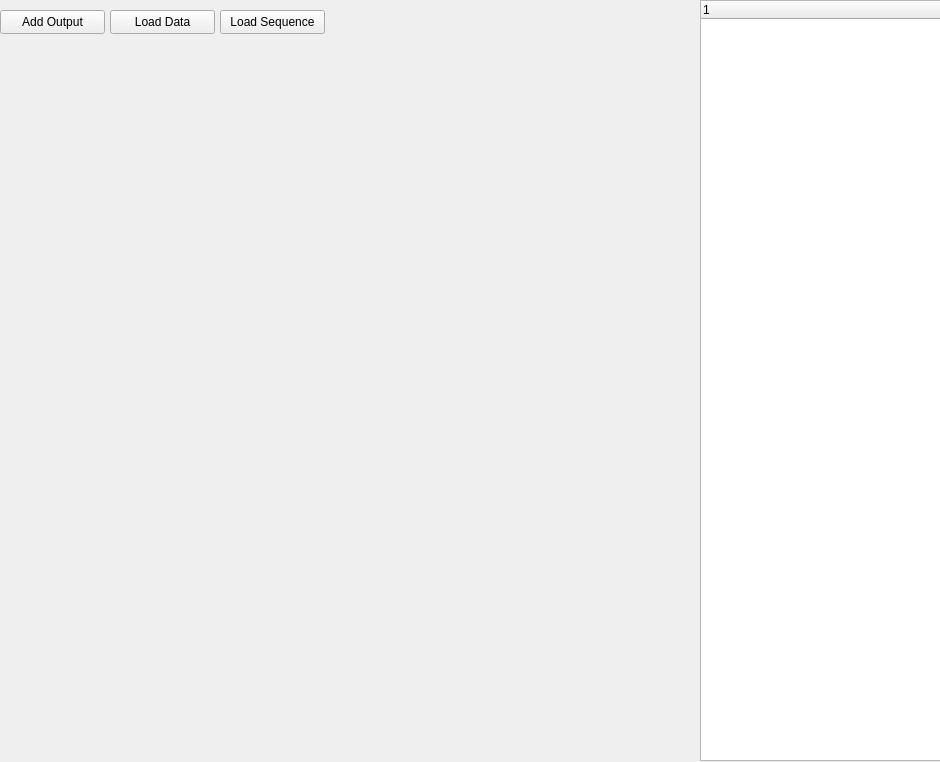
Before: the Qt Designer form lib/analysis/AnalyzerTemplate.ui in acq4/acq4, drawn with Qt 5.
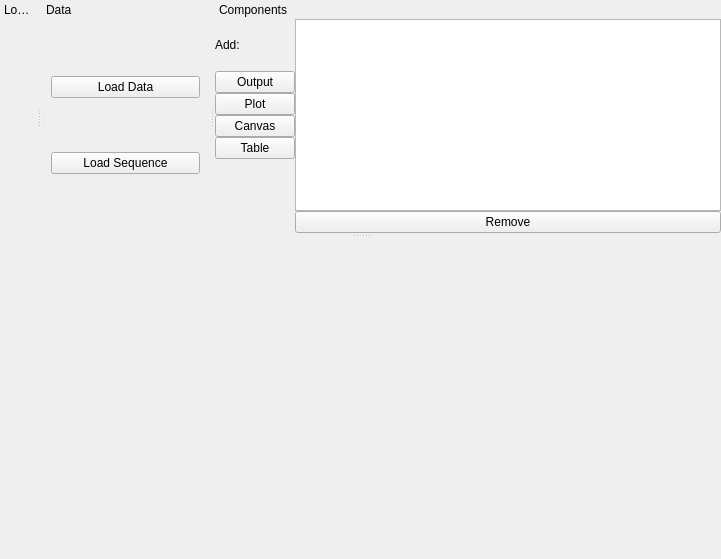
After: the same form once the commit is applied. Custom widgets are drawn as their Qt base class.

Commit message: flowchart updates analyzer updates nothing really works yet, but so close..

Diff of the .ui file:
```diff
--- a/lib/analysis/AnalyzerTemplate.ui
+++ b/lib/analysis/AnalyzerTemplate.ui
@@ -1,91 +1,143 @@
 <?xml version="1.0" encoding="UTF-8"?>
 <ui version="4.0">
- <class>Form</class>
- <widget class="QWidget" name="Form">
+ <class>MainWindow</class>
+ <widget class="QMainWindow" name="MainWindow">
   <property name="geometry">
    <rect>
     <x>0</x>
     <y>0</y>
-    <width>940</width>
-    <height>762</height>
+    <width>721</width>
+    <height>559</height>
    </rect>
   </property>
   <property name="windowTitle">
    <string>Form</string>
   </property>
-  <widget class="QPushButton" name="loadSequenceBtn">
-   <property name="geometry">
-    <rect>
-     <x>220</x>
-     <y>10</y>
-     <width>105</width>
-     <height>24</height>
-    </rect>
+  <property name="dockNestingEnabled">
+   <bool>true</bool>
+  </property>
+  <widget class="QWidget" name="centralwidget"/>
+  <widget class="QDockWidget" name="loaderDock">
+   <property name="features">
+    <set>QDockWidget::DockWidgetMovable</set>
    </property>
-   <property name="text">
-    <string>Load Sequence</string>
+   <property name="windowTitle">
+    <string>Loader</string>
    </property>
+   <attribute name="dockWidgetArea">
+    <number>4</number>
+   </attribute>
+   <widget class="QWidget" name="dockWidgetContents"/>
   </widget>
-  <widget class="QPushButton" name="loadDataBtn">
-   <property name="geometry">
-    <rect>
-     <x>110</x>
-     <y>10</y>
-     <width>105</width>
-     <height>24</height>
-    </rect>
+  <widget class="QDockWidget" name="dataDock">
+   <property name="features">
+    <set>QDockWidget::DockWidgetMovable</set>
    </property>
-   <property name="text">
-    <string>Load Data</string>
+   <property name="windowTitle">
+    <string>Data</string>
    </property>
+   <attribute name="dockWidgetArea">
+    <number>4</number>
+   </attribute>
+   <widget class="QWidget" name="dockWidgetContents_2">
+    <layout class="QGridLayout" name="gridLayout_2">
+     <item row="0" column="0">
+      <widget class="QPushButton" name="loadDataBtn">
+       <property name="text">
+        <string>Load Data</string>
+       </property>
+      </widget>
+     </item>
+     <item row="1" column="0">
+      <widget class="QPushButton" name="loadSequenceBtn">
+       <property name="text">
+        <string>Load Sequence</string>
+       </property>
+      </widget>
+     </item>
+    </layout>
+   </widget>
   </widget>
-  <widget class="DataTreeWidget" name="outputTree">
-   <property name="geometry">
-    <rect>
-     <x>700</x>
-     <y>0</y>
-     <width>241</width>
-     <height>761</height>
-    </rect>
+  <widget class="QDockWidget" name="dockWidget_3">
+   <property name="features">
+    <set>QDockWidget::DockWidgetMovable</set>
    </property>
-   <column>
-    <property name="text">
-     <string notr="true">1</string>
-    </property>
-   </column>
-  </widget>
-  <widget class="QWidget" name="verticalLayoutWidget">
-   <property name="geometry">
-    <rect>
-     <x>0</x>
-     <y>40</y>
-     <width>691</width>
-     <height>711</height>
-    </rect>
+   <property name="windowTitle">
+    <string>Components</string>
    </property>
-   <layout class="QVBoxLayout" name="flowchartLayout"/>
-  </widget>
-  <widget class="QPushButton" name="addOutputBtn">
-   <property name="geometry">
-    <rect>
-     <x>0</x>
-     <y>10</y>
-     <width>105</width>
-     <height>24</height>
-    </rect>
-   </property>
-   <property name="text">
-    <string>Add Output</string>
-   </property>
+   <attribute name="dockWidgetArea">
+    <number>4</number>
+   </attribute>
+   <widget class="QWidget" name="dockWidgetContents_3">
+    <layout class="QGridLayout" name="gridLayout">
+     <property name="margin">
+      <number>0</number>
+     </property>
+     <property name="spacing">
+      <number>0</number>
+     </property>
+     <item row="0" column="0">
+      <widget class="QLabel" name="label">
+       <property name="text">
+        <string>Add:</string>
+       </property>
+      </widget>
+     </item>
+     <item row="0" column="1" rowspan="6">
+      <widget class="QListWidget" name="dockList"/>
+     </item>
+     <item row="1" column="0">
+      <widget class="QPushButton" name="addOutputBtn">
+       <property name="text">
+        <string>Output</string>
+       </property>
+      </widget>
+     </item>
+     <item row="2" column="0">
+      <widget class="QPushButton" name="addPlotBtn">
+       <property name="text">
+        <string>Plot</string>
+       </property>
+      </widget>
+     </item>
+     <item row="3" column="0">
+      <widget class="QPushButton" name="addCanvasBtn">
+       <property name="text">
+        <string>Canvas</string>
+       </property>
+      </widget>
+     </item>
+     <item row="4" column="0">
+      <widget class="QPushButton" name="addTableBtn">
+       <property name="text">
+        <string>Table</string>
+       </property>
+      </widget>
+     </item>
+     <item row="5" column="0" rowspan="2">
+      <spacer name="verticalSpacer">
+       <property name="orientation">
+        <enum>Qt::Vertical</enum>
+       </property>
+       <property name="sizeHint" stdset="0">
+        <size>
+         <width>20</width>
+         <height>46</height>
+        </size>
+       </property>
+      </spacer>
+     </item>
+     <item row="6" column="1">
+      <widget class="QPushButton" name="removeDockBtn">
+       <property name="text">
+        <string>Remove</string>
+       </property>
+      </widget>
+     </item>
+    </layout>
+   </widget>
   </widget>
  </widget>
- <customwidgets>
-  <customwidget>
-   <class>DataTreeWidget</class>
-   <extends>QTreeWidget</extends>
-   <header>DataTreeWidget</header>
-  </customwidget>
- </customwidgets>
  <resources/>
  <connections/>
 </ui>
```
Left out of the diff: 2 changed lines with no effect on the pictures. The commit also changes 22 other files.
